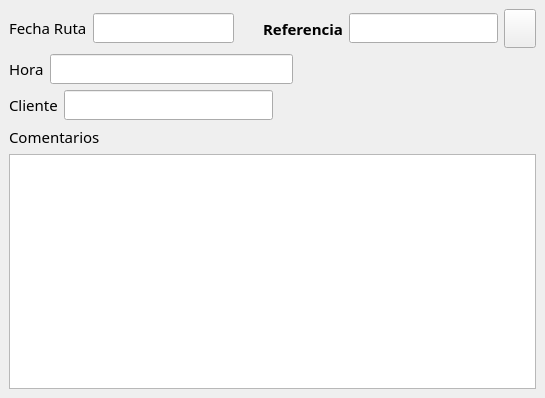
The window that bulmages/bulmafact/src/comercialbf/rutacomercialbase.ui (eboladev/Bulmages-1) describes before a commit, drawn with Qt 5.
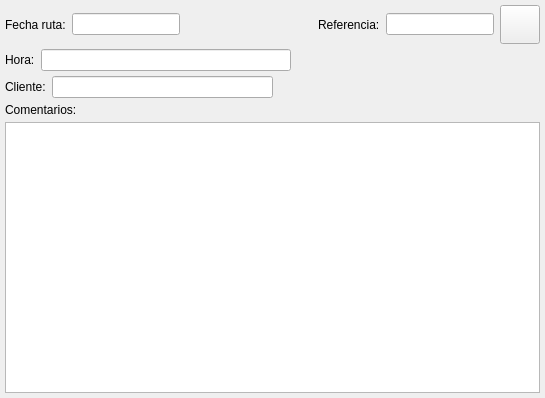
The same window after the commit. Icons and pictures are not drawn. Custom widgets are drawn as their Qt base class.

Diff of the .ui file:
```diff
--- a/bulmages/bulmafact/src/comercialbf/rutacomercialbase.ui
+++ b/bulmages/bulmafact/src/comercialbf/rutacomercialbase.ui
@@ -12,17 +12,6 @@
     <height>398</height>
    </rect>
   </property>
-  <property name="font" >
-   <font>
-    <family>Sans Serif</family>
-    <pointsize>11</pointsize>
-    <weight>75</weight>
-    <italic>false</italic>
-    <bold>true</bold>
-    <underline>false</underline>
-    <strikeout>false</strikeout>
-   </font>
-  </property>
   <property name="windowTitle" >
    <string>Ruta Comercial</string>
   </property>
@@ -31,10 +20,10 @@
   </property>
   <layout class="QVBoxLayout" >
    <property name="margin" >
-    <number>9</number>
+    <number>5</number>
    </property>
    <property name="spacing" >
-    <number>6</number>
+    <number>5</number>
    </property>
    <item>
     <layout class="QHBoxLayout" >
@@ -63,7 +52,7 @@
           </sizepolicy>
          </property>
          <property name="text" >
-          <string>&lt;html>&lt;head>&lt;meta name="qrichtext" content="1" />&lt;/head>&lt;body style=" white-space: pre-wrap; font-family:Sans Serif; font-size:11pt; font-weight:600; font-style:normal; text-decoration:none;">&lt;p style=" margin-top:0px; margin-bottom:0px; margin-left:0px; margin-right:0px; -qt-block-indent:0; text-indent:0px;">&lt;span style=" font-weight:400;">Fecha Ruta&lt;/span>&lt;/p>&lt;/body>&lt;/html></string>
+          <string>Fecha ruta:</string>
          </property>
          <property name="buddy" >
           <cstring>mui_fecharutacomercial</cstring>
@@ -107,7 +96,7 @@
           </sizepolicy>
          </property>
          <property name="text" >
-          <string>Referencia</string>
+          <string>Referencia:</string>
          </property>
          <property name="buddy" >
           <cstring>mui_refrutacomercial</cstring>
@@ -168,7 +157,7 @@
         </sizepolicy>
        </property>
        <property name="text" >
-        <string>&lt;html>&lt;head>&lt;meta name="qrichtext" content="1" />&lt;/head>&lt;body style=" white-space: pre-wrap; font-family:Sans Serif; font-size:11pt; font-weight:600; font-style:normal; text-decoration:none;">&lt;p style=" margin-top:0px; margin-bottom:0px; margin-left:0px; margin-right:0px; -qt-block-indent:0; text-indent:0px;">&lt;span style=" font-weight:400;">Hora&lt;/span>&lt;/p>&lt;/body>&lt;/html></string>
+        <string>Hora:</string>
        </property>
        <property name="buddy" >
         <cstring>mui_refrutacomercial</cstring>
@@ -220,7 +209,7 @@
           </sizepolicy>
          </property>
          <property name="text" >
-          <string>&lt;html>&lt;head>&lt;meta name="qrichtext" content="1" />&lt;/head>&lt;body style=" white-space: pre-wrap; font-family:Sans Serif; font-size:11pt; font-weight:600; font-style:normal; text-decoration:none;">&lt;p style=" margin-top:0px; margin-bottom:0px; margin-left:0px; margin-right:0px; -qt-block-indent:0; text-indent:0px;">&lt;span style=" font-weight:400;">Cliente&lt;/span>&lt;/p>&lt;/body>&lt;/html></string>
+          <string>Cliente:</string>
          </property>
          <property name="buddy" >
           <cstring>mui_idcliente</cstring>
@@ -253,7 +242,7 @@
       <number>0</number>
      </property>
      <property name="spacing" >
-      <number>6</number>
+      <number>5</number>
      </property>
      <item>
       <widget class="QLabel" name="textLabel1_2_2_3_4" >
@@ -266,7 +255,7 @@
         </sizepolicy>
        </property>
        <property name="text" >
-        <string>&lt;html>&lt;head>&lt;meta name="qrichtext" content="1" />&lt;/head>&lt;body style=" white-space: pre-wrap; font-family:Sans Serif; font-size:11pt; font-weight:600; font-style:normal; text-decoration:none;">&lt;p style=" margin-top:0px; margin-bottom:0px; margin-left:0px; margin-right:0px; -qt-block-indent:0; text-indent:0px;">&lt;span style=" font-weight:400;">Comentarios&lt;/span>&lt;/p>&lt;/body>&lt;/html></string>
+        <string>Comentarios:</string>
        </property>
        <property name="buddy" >
         <cstring>mui_comentrutacomercial</cstring>
```
Left out of the diff: 2 changed lines with no effect on the pictures.
